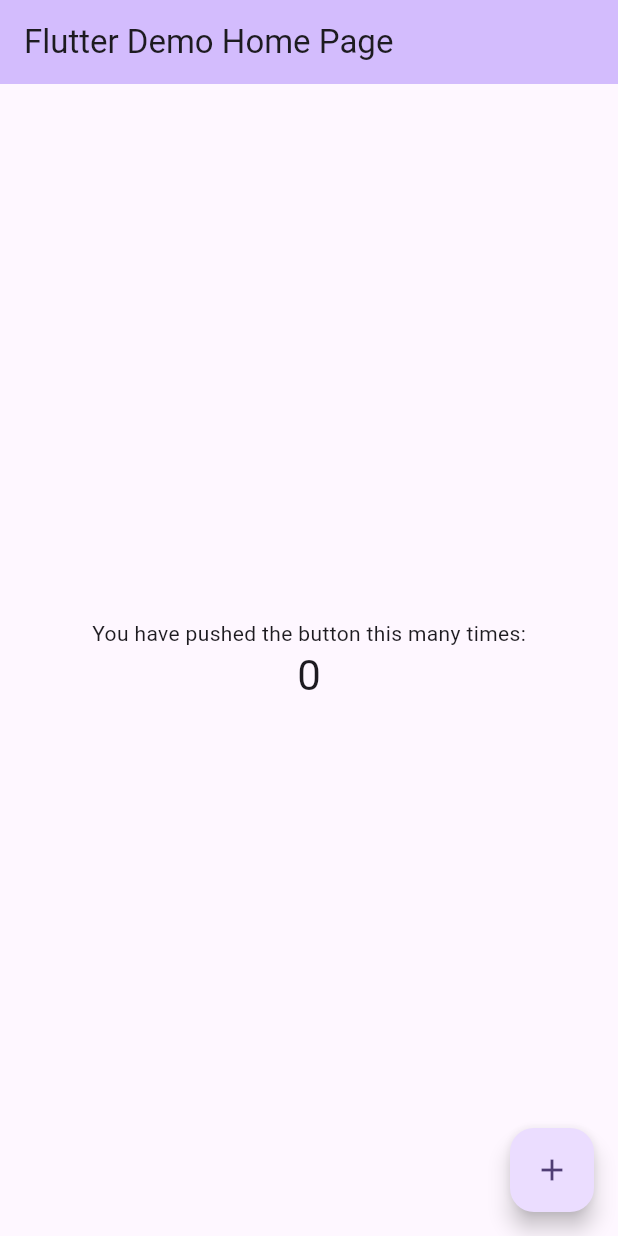
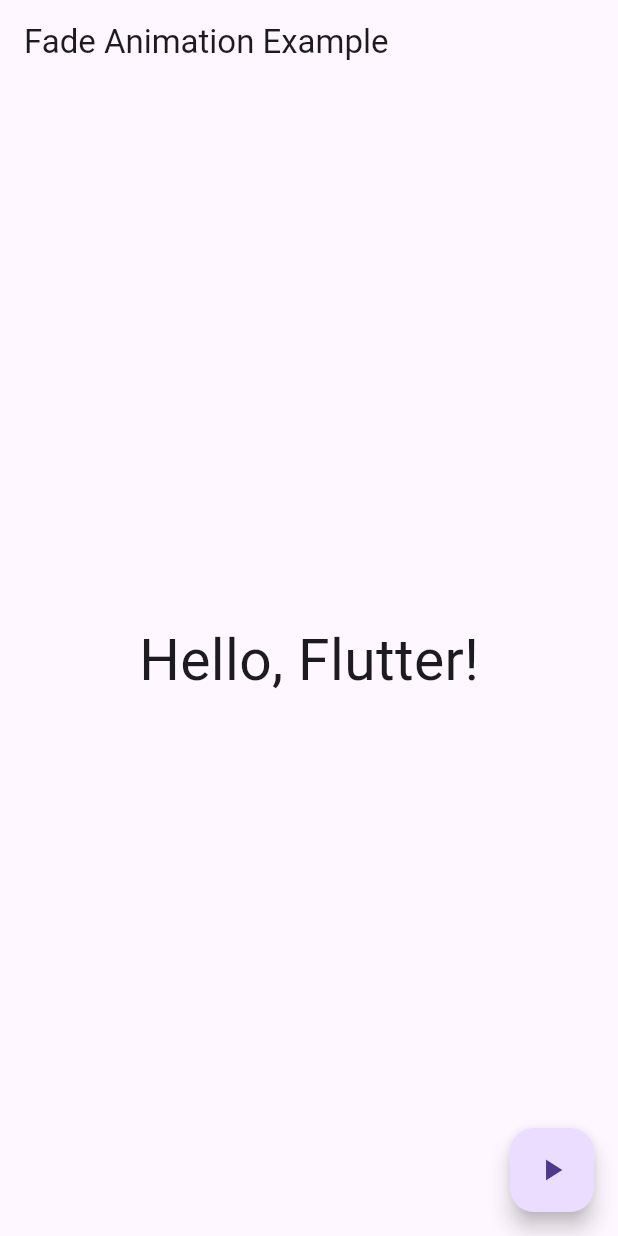
Before and after one commit to Sharmake-gif/fading_text, a Flutter app: the screen it shows after launch, on a phone screen of 412 x 824 dp. Run offline on Flutter 3.47's test engine with Material 3 defaults, Android fonts, the phone set to English and light mode, and no system bars.

Commit message:
text and curve edits

```diff
--- a/lib/main.dart
+++ b/lib/main.dart
@@ -1,125 +1,53 @@
 import 'package:flutter/material.dart';
 
 void main() {
-  runApp(const MyApp());
+  runApp(AppEntry());
 }
 
-class MyApp extends StatelessWidget {
-  const MyApp({super.key});
-
-  // This widget is the root of your application.
+class AppEntry extends StatelessWidget {
   @override
   Widget build(BuildContext context) {
     return MaterialApp(
-      title: 'Flutter Demo',
-      theme: ThemeData(
-        // This is the theme of your application.
-        //
-        // TRY THIS: Try running your application with "flutter run". You'll see
-        // the application has a purple toolbar. Then, without quitting the app,
-        // try changing the seedColor in the colorScheme below to Colors.green
-        // and then invoke "hot reload" (save your changes or press the "hot
-        // reload" button in a Flutter-supported IDE, or press "r" if you used
-        // the command line to start the app).
-        //
-        // Notice that the counter didn't reset back to zero; the application
-        // state is not lost during the reload. To reset the state, use hot
-        // restart instead.
-        //
-        // This works for code too, not just values: Most code changes can be
-        // tested with just a hot reload.
-        colorScheme: ColorScheme.fromSeed(seedColor: Colors.deepPurple),
-        useMaterial3: true,
-      ),
-      home: const MyHomePage(title: 'Flutter Demo Home Page'),
+      home: FadeTextWidget(),
     );
   }
 }
 
-class MyHomePage extends StatefulWidget {
-  const MyHomePage({super.key, required this.title});
-
-  // This widget is the home page of your application. It is stateful, meaning
-  // that it has a State object (defined below) that contains fields that affect
-  // how it looks.
-
-  // This class is the configuration for the state. It holds the values (in this
-  // case the title) provided by the parent (in this case the App widget) and
-  // used by the build method of the State. Fields in a Widget subclass are
-  // always marked "final".
-
-  final String title;
-
+class FadeTextWidget extends StatefulWidget {
   @override
-  State<MyHomePage> createState() => _MyHomePageState();
+  _FadeTextWidgetState createState() => _FadeTextWidgetState();
 }
 
-class _MyHomePageState extends State<MyHomePage> {
-  int _counter = 0;
+class _FadeTextWidgetState extends State<FadeTextWidget> {
+  bool _visible = true;
 
-  void _incrementCounter() {
+  void _toggleFade() {
     setState(() {
-      // This call to setState tells the Flutter framework that something has
-      // changed in this State, which causes it to rerun the build method below
-      // so that the display can reflect the updated values. If we changed
-      // _counter without calling setState(), then the build method would not be
-      // called again, and so nothing would appear to happen.
-      _counter++;
+      _visible = !_visible;
     });
   }
 
   @override
   Widget build(BuildContext context) {
-    // This method is rerun every time setState is called, for instance as done
-    // by the _incrementCounter method above.
-    //
-    // The Flutter framework has been optimized to make rerunning build methods
-    // fast, so that you can just rebuild anything that needs updating rather
-    // than having to individually change instances of widgets.
     return Scaffold(
       appBar: AppBar(
-        // TRY THIS: Try changing the color here to a specific color (to
-        // Colors.amber, perhaps?) and trigger a hot reload to see the AppBar
-        // change color while the other colors stay the same.
-        backgroundColor: Theme.of(context).colorScheme.inversePrimary,
-        // Here we take the value from the MyHomePage object that was created by
-        // the App.build method, and use it to set our appbar title.
-        title: Text(widget.title),
+        title: const Text('Fade Animation Example'),
       ),
       body: Center(
-        // Center is a layout widget. It takes a single child and positions it
-        // in the middle of the parent.
-        child: Column(
-          // Column is also a layout widget. It takes a list of children and
-          // arranges them vertically. By default, it sizes itself to fit its
-          // children horizontally, and tries to be as tall as its parent.
-          //
-          // Column has various properties to control how it sizes itself and
-          // how it positions its children. Here we use mainAxisAlignment to
-          // center the children vertically; the main axis here is the vertical
-          // axis because Columns are vertical (the cross axis would be
-          // horizontal).
-          //
-          // TRY THIS: Invoke "debug painting" (choose the "Toggle Debug Paint"
-          // action in the IDE, or press "p" in the console), to see the
-          // wireframe for each widget.
-          mainAxisAlignment: MainAxisAlignment.center,
-          children: <Widget>[
-            const Text(
-              'You have pushed the button this many times:',
-            ),
-            Text(
-              '$_counter',
-              style: Theme.of(context).textTheme.headlineMedium,
-            ),
-          ],
+        child: AnimatedOpacity(
+          opacity: _visible ? 1.0 : 0.0,
+          duration: const Duration(seconds: 1),
+          curve: Curves.easeInOut,
+          child: const Text(
+            'Hello, Flutter!',
+            style: TextStyle(fontSize: 38),
+          ),
         ),
       ),
       floatingActionButton: FloatingActionButton(
-        onPressed: _incrementCounter,
-        tooltip: 'Increment',
-        child: const Icon(Icons.add),
-      ), // This trailing comma makes auto-formatting nicer for build methods.
+        onPressed: _toggleFade,
+        child: const Icon(Icons.play_arrow),
+      ),
     );
   }
 }
```
